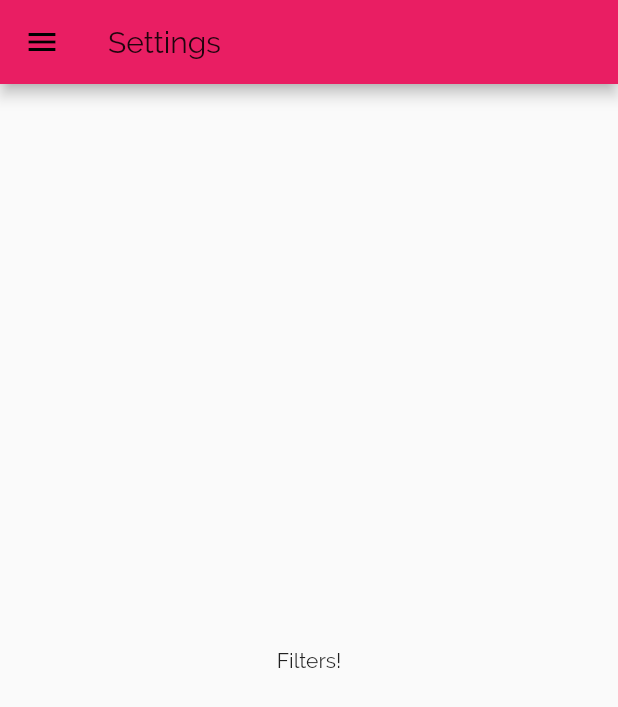
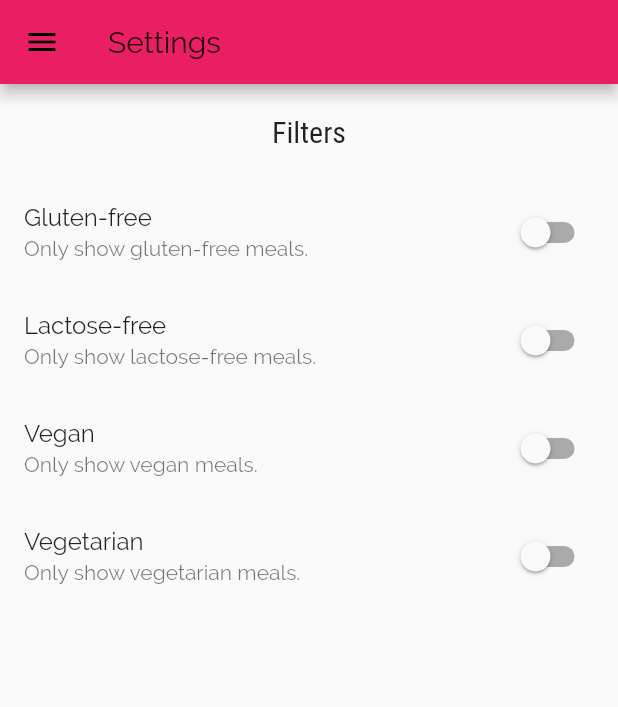
Before and after one commit to daviditco4/meals-app, a Flutter app: the SettingsPage screen opened by its route, on a phone screen of 412 x 824 dp. Shown: the top 707 px of the screen. Run offline on Flutter 3.47's test engine with Material 2 defaults, Android fonts, the light colour scheme and no system bars.

Commit message:
Create UI for the settings page

```diff
--- a/lib/pages/settings_page.dart
+++ b/lib/pages/settings_page.dart
@@ -2,13 +2,63 @@ import 'package:flutter/material.dart';
 
 import '../widgets/main_drawer.dart';
 
-class SettingsPage extends StatelessWidget {
+class SettingsPage extends StatefulWidget {
+  @override
+  _SettingsPageState createState() => _SettingsPageState();
+}
+
+class _SettingsPageState extends State<SettingsPage> {
+  var _glutenFree = false;
+  var _lactoseFree = false;
+  var _vegan = false;
+  var _vegetarian = false;
+
   @override
   Widget build(BuildContext context) {
     return Scaffold(
       appBar: AppBar(title: const Text('Settings')),
       drawer: MainDrawer(),
-      body: const Center(child: Text('Filters!')),
+      body: Column(
+        children: [
+          Padding(
+            padding: const EdgeInsets.all(20.0),
+            child: Text(
+              'Filters',
+              style: Theme.of(context).textTheme.headline6,
+            ),
+          ),
+          Expanded(
+            child: ListView(
+              children: [
+                SwitchListTile.adaptive(
+                  value: _glutenFree,
+                  onChanged: (value) => setState(() => _glutenFree = value),
+                  title: const Text('Gluten-free'),
+                  subtitle: const Text('Only show gluten-free meals.'),
+                ),
+                SwitchListTile.adaptive(
+                  value: _lactoseFree,
+                  onChanged: (value) => setState(() => _lactoseFree = value),
+                  title: const Text('Lactose-free'),
+                  subtitle: const Text('Only show lactose-free meals.'),
+                ),
+                SwitchListTile.adaptive(
+                  value: _vegan,
+                  onChanged: (value) => setState(() => _vegan = value),
+                  title: const Text('Vegan'),
+                  subtitle: const Text('Only show vegan meals.'),
+                ),
+                SwitchListTile.adaptive(
+                  value: _vegetarian,
+                  onChanged: (value) => setState(() => _vegetarian = value),
+                  title: const Text('Vegetarian'),
+                  subtitle: const Text('Only show vegetarian meals.'),
+                ),
+              ],
+            ),
+          ),
+        ],
+      ),
     );
   }
 }
```
